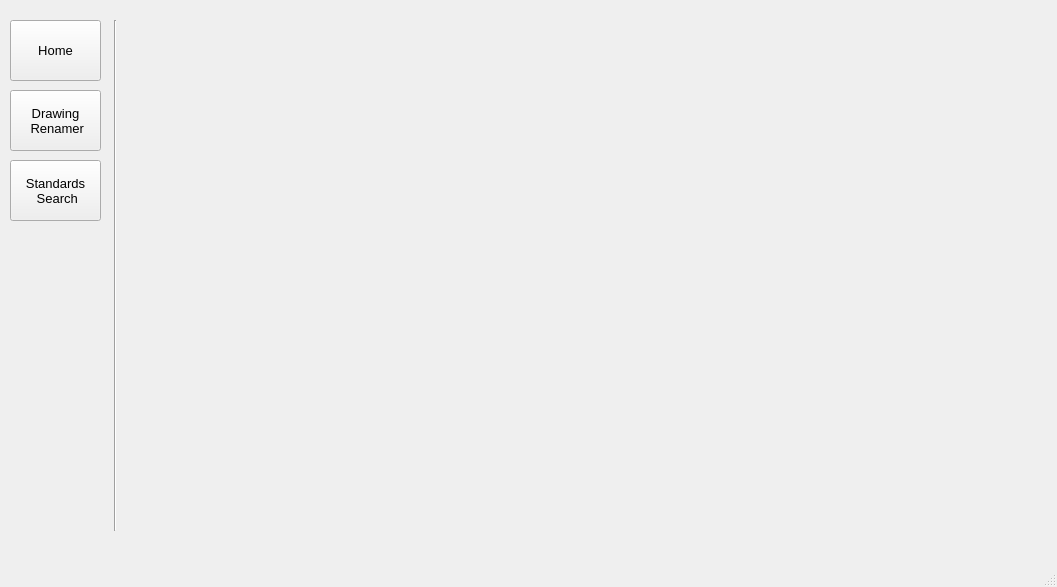
Qt form MainUI.ui (craig3050/CraigMEPTools) before a commit.
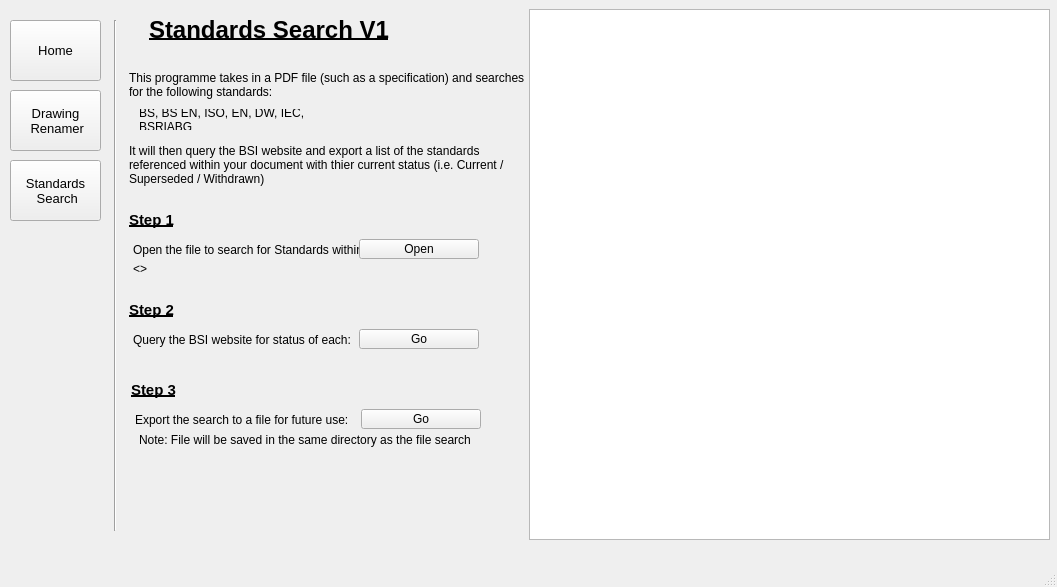
The same form after that commit. The open tabs and pages were chosen to show the change.

Commit message: Updated to include a standards search tab

```diff
--- a/MainUI.ui
+++ b/MainUI.ui
@@ -478,7 +478,275 @@
       </property>
      </widget>
     </widget>
-    <widget class="QWidget" name="page_standards_search"/>
+    <widget class="QWidget" name="page_standards_search">
+     <widget class="QLabel" name="label_pathname_standards">
+      <property name="geometry">
+       <rect>
+        <x>4</x>
+        <y>260</y>
+        <width>311</width>
+        <height>20</height>
+       </rect>
+      </property>
+      <property name="text">
+       <string>&lt;&lt;Filename&gt;&gt;</string>
+      </property>
+     </widget>
+     <widget class="QLabel" name="label_enter_path_standards">
+      <property name="geometry">
+       <rect>
+        <x>4</x>
+        <y>240</y>
+        <width>231</width>
+        <height>21</height>
+       </rect>
+      </property>
+      <property name="toolTip">
+       <string>&lt;html&gt;&lt;head/&gt;&lt;body&gt;&lt;p&gt;e.g. 'C:/Users/Craig/Desktop/Foldername'&lt;/p&gt;&lt;/body&gt;&lt;/html&gt;</string>
+      </property>
+      <property name="text">
+       <string>Open the file to search for Standards within:</string>
+      </property>
+     </widget>
+     <widget class="QPushButton" name="pushButton_enter_path_standards">
+      <property name="geometry">
+       <rect>
+        <x>230</x>
+        <y>240</y>
+        <width>120</width>
+        <height>20</height>
+       </rect>
+      </property>
+      <property name="text">
+       <string>Open</string>
+      </property>
+     </widget>
+     <widget class="QLabel" name="Title_lablel_4">
+      <property name="geometry">
+       <rect>
+        <x>20</x>
+        <y>10</y>
+        <width>271</width>
+        <height>41</height>
+       </rect>
+      </property>
+      <property name="font">
+       <font>
+        <pointsize>18</pointsize>
+        <weight>75</weight>
+        <bold>true</bold>
+        <underline>true</underline>
+       </font>
+      </property>
+      <property name="text">
+       <string>Standards Search V1</string>
+      </property>
+     </widget>
+     <widget class="QLabel" name="label_2">
+      <property name="geometry">
+       <rect>
+        <x>0</x>
+        <y>70</y>
+        <width>411</width>
+        <height>31</height>
+       </rect>
+      </property>
+      <property name="text">
+       <string>This programme takes in a PDF file (such as a specification) and searches for the following standards:</string>
+      </property>
+      <property name="wordWrap">
+       <bool>true</bool>
+      </property>
+     </widget>
+     <widget class="QLabel" name="label_3">
+      <property name="geometry">
+       <rect>
+        <x>10</x>
+        <y>110</y>
+        <width>221</width>
+        <height>21</height>
+       </rect>
+      </property>
+      <property name="text">
+       <string>BS, BS EN, ISO, EN, DW, IEC, BSRIABG</string>
+      </property>
+      <property name="wordWrap">
+       <bool>true</bool>
+      </property>
+     </widget>
+     <widget class="QLabel" name="label_4">
+      <property name="geometry">
+       <rect>
+        <x>0</x>
+        <y>140</y>
+        <width>401</width>
+        <height>51</height>
+       </rect>
+      </property>
+      <property name="text">
+       <string>It will then query the BSI website and export a list of the standards referenced within your document with thier current status (i.e. Current / Superseded / Withdrawn)</string>
+      </property>
+      <property name="wordWrap">
+       <bool>true</bool>
+      </property>
+     </widget>
+     <widget class="QListWidget" name="listWidget_standards">
+      <property name="geometry">
+       <rect>
+        <x>400</x>
+        <y>10</y>
+        <width>521</width>
+        <height>531</height>
+       </rect>
+      </property>
+     </widget>
+     <widget class="QPushButton" name="pushButton_enter_path_standards_2">
+      <property name="geometry">
+       <rect>
+        <x>230</x>
+        <y>330</y>
+        <width>120</width>
+        <height>20</height>
+       </rect>
+      </property>
+      <property name="text">
+       <string>Go</string>
+      </property>
+     </widget>
+     <widget class="QLabel" name="label_enter_path_standards_2">
+      <property name="geometry">
+       <rect>
+        <x>4</x>
+        <y>330</y>
+        <width>231</width>
+        <height>21</height>
+       </rect>
+      </property>
+      <property name="toolTip">
+       <string>&lt;html&gt;&lt;head/&gt;&lt;body&gt;&lt;p&gt;e.g. 'C:/Users/Craig/Desktop/Foldername'&lt;/p&gt;&lt;/body&gt;&lt;/html&gt;</string>
+      </property>
+      <property name="text">
+       <string>Query the BSI website for status of each:</string>
+      </property>
+     </widget>
+     <widget class="QLabel" name="label_enter_path_standards_3">
+      <property name="geometry">
+       <rect>
+        <x>0</x>
+        <y>210</y>
+        <width>231</width>
+        <height>21</height>
+       </rect>
+      </property>
+      <property name="font">
+       <font>
+        <pointsize>11</pointsize>
+        <weight>75</weight>
+        <bold>true</bold>
+        <underline>true</underline>
+       </font>
+      </property>
+      <property name="toolTip">
+       <string>&lt;html&gt;&lt;head/&gt;&lt;body&gt;&lt;p&gt;e.g. 'C:/Users/Craig/Desktop/Foldername'&lt;/p&gt;&lt;/body&gt;&lt;/html&gt;</string>
+      </property>
+      <property name="text">
+       <string>Step 1</string>
+      </property>
+     </widget>
+     <widget class="QLabel" name="label_enter_path_standards_4">
+      <property name="geometry">
+       <rect>
+        <x>0</x>
+        <y>300</y>
+        <width>231</width>
+        <height>21</height>
+       </rect>
+      </property>
+      <property name="font">
+       <font>
+        <pointsize>11</pointsize>
+        <weight>75</weight>
+        <bold>true</bold>
+        <underline>true</underline>
+       </font>
+      </property>
+      <property name="toolTip">
+       <string>&lt;html&gt;&lt;head/&gt;&lt;body&gt;&lt;p&gt;e.g. 'C:/Users/Craig/Desktop/Foldername'&lt;/p&gt;&lt;/body&gt;&lt;/html&gt;</string>
+      </property>
+      <property name="text">
+       <string>Step 2</string>
+      </property>
+     </widget>
+     <widget class="QLabel" name="label_enter_path_standards_5">
+      <property name="geometry">
+       <rect>
+        <x>6</x>
+        <y>410</y>
+        <width>231</width>
+        <height>21</height>
+       </rect>
+      </property>
+      <property name="toolTip">
+       <string>&lt;html&gt;&lt;head/&gt;&lt;body&gt;&lt;p&gt;e.g. 'C:/Users/Craig/Desktop/Foldername'&lt;/p&gt;&lt;/body&gt;&lt;/html&gt;</string>
+      </property>
+      <property name="text">
+       <string>Export the search to a file for future use:</string>
+      </property>
+     </widget>
+     <widget class="QLabel" name="label_enter_path_standards_6">
+      <property name="geometry">
+       <rect>
+        <x>2</x>
+        <y>380</y>
+        <width>231</width>
+        <height>21</height>
+       </rect>
+      </property>
+      <property name="font">
+       <font>
+        <pointsize>11</pointsize>
+        <weight>75</weight>
+        <bold>true</bold>
+        <underline>true</underline>
+       </font>
+      </property>
+      <property name="toolTip">
+       <string>&lt;html&gt;&lt;head/&gt;&lt;body&gt;&lt;p&gt;e.g. 'C:/Users/Craig/Desktop/Foldername'&lt;/p&gt;&lt;/body&gt;&lt;/html&gt;</string>
+      </property>
+      <property name="text">
+       <string>Step 3</string>
+      </property>
+     </widget>
+     <widget class="QPushButton" name="pushButton_enter_path_standards_3">
+      <property name="geometry">
+       <rect>
+        <x>232</x>
+        <y>410</y>
+        <width>120</width>
+        <height>20</height>
+       </rect>
+      </property>
+      <property name="text">
+       <string>Go</string>
+      </property>
+     </widget>
+     <widget class="QLabel" name="label_enter_path_standards_7">
+      <property name="geometry">
+       <rect>
+        <x>10</x>
+        <y>430</y>
+        <width>331</width>
+        <height>21</height>
+       </rect>
+      </property>
+      <property name="toolTip">
+       <string>&lt;html&gt;&lt;head/&gt;&lt;body&gt;&lt;p&gt;e.g. 'C:/Users/Craig/Desktop/Foldername'&lt;/p&gt;&lt;/body&gt;&lt;/html&gt;</string>
+      </property>
+      <property name="text">
+       <string>Note: File will be saved in the same directory as the file searched</string>
+      </property>
+     </widget>
+    </widget>
    </widget>
    <widget class="Line" name="line_2">
     <property name="geometry">
```
Left out of the diff: 6 changed lines with no effect on the pictures. The commit also changes 4 other files.
